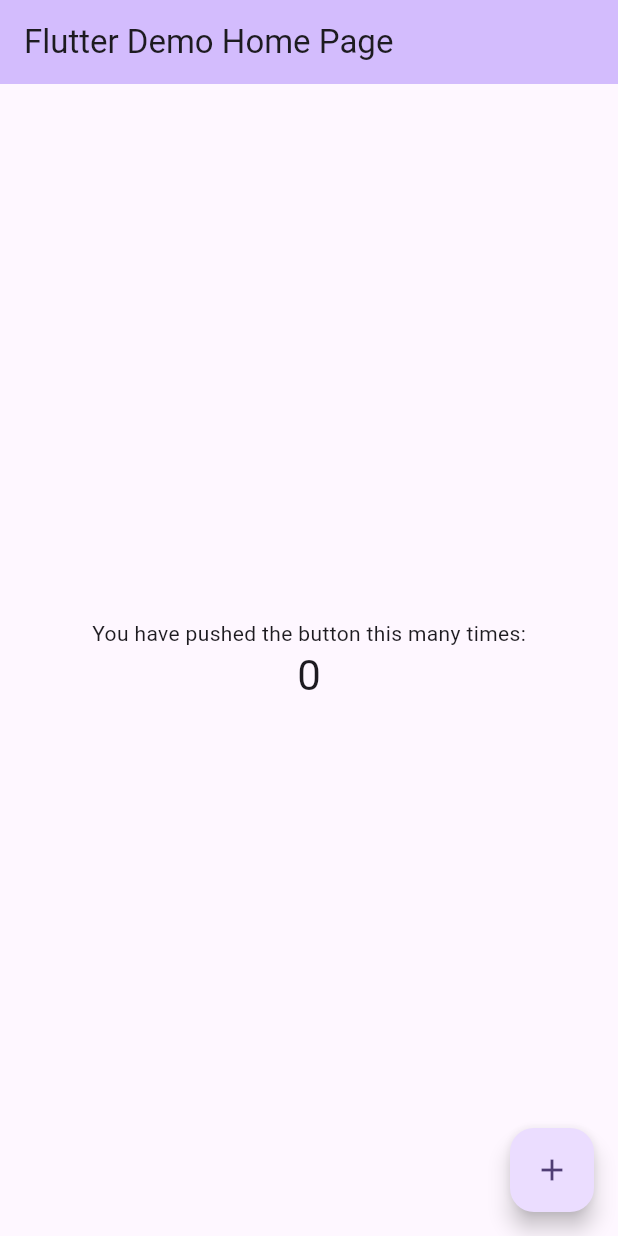
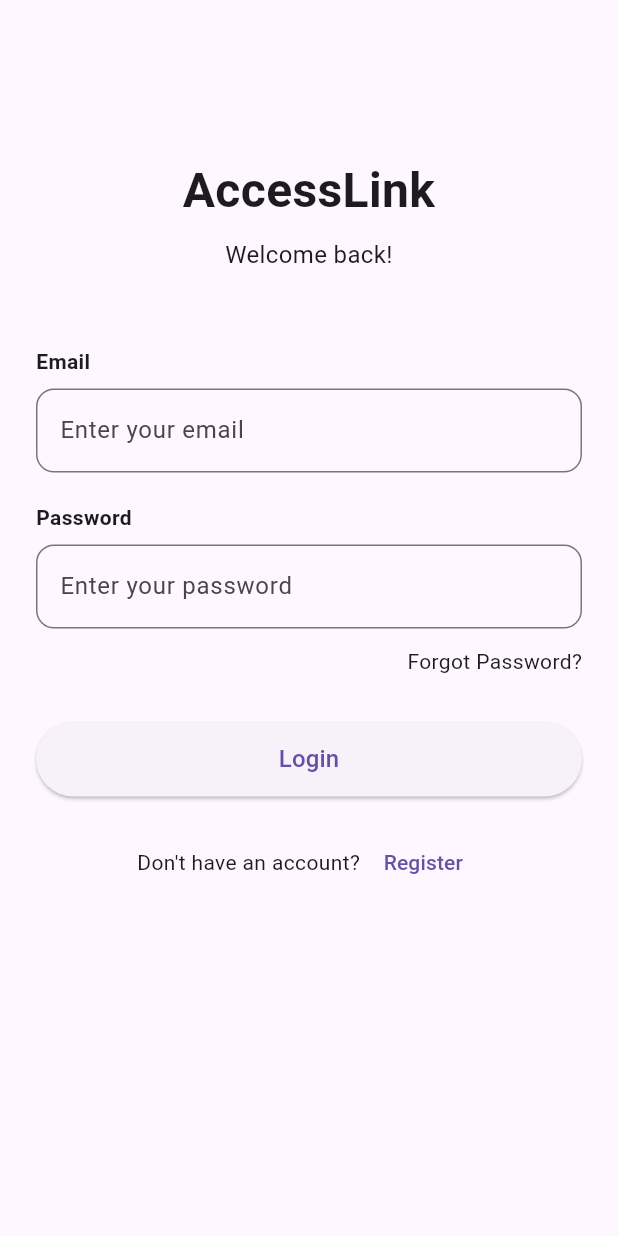
Before and after one commit to Senith001/AccessLink, a Flutter app: the screen it shows after launch, on a phone screen of 412 x 824 dp. Run offline on Flutter 3.47's test engine with Material 3 defaults, Android fonts, the phone set to English and light mode, and no system bars.

Commit message:
create basic user login screen

```diff
--- a/lib/main.dart
+++ b/lib/main.dart
@@ -1,122 +1,19 @@
 import 'package:flutter/material.dart';
+import 'screens/login_screen.dart';
 
 void main() {
-  runApp(const MyApp());
+  runApp(const AccessLinkApp());
 }
 
-class MyApp extends StatelessWidget {
-  const MyApp({super.key});
+class AccessLinkApp extends StatelessWidget {
+  const AccessLinkApp({super.key});
 
-  // This widget is the root of your application.
   @override
   Widget build(BuildContext context) {
     return MaterialApp(
-      title: 'Flutter Demo',
-      theme: ThemeData(
-        // This is the theme of your application.
-        //
-        // TRY THIS: Try running your application with "flutter run". You'll see
-        // the application has a purple toolbar. Then, without quitting the app,
-        // try changing the seedColor in the colorScheme below to Colors.green
-        // and then invoke "hot reload" (save your changes or press the "hot
-        // reload" button in a Flutter-supported IDE, or press "r" if you used
-        // the command line to start the app).
-        //
-        // Notice that the counter didn't reset back to zero; the application
-        // state is not lost during the reload. To reset the state, use hot
-        // restart instead.
-        //
-        // This works for code too, not just values: Most code changes can be
-        // tested with just a hot reload.
-        colorScheme: .fromSeed(seedColor: Colors.deepPurple),
-      ),
-      home: const MyHomePage(title: 'Flutter Demo Home Page'),
+      debugShowCheckedModeBanner: false,
+      title: 'AccessLink',
+      home: const LoginScreen(),
     );
   }
 }
-
-class MyHomePage extends StatefulWidget {
-  const MyHomePage({super.key, required this.title});
-
-  // This widget is the home page of your application. It is stateful, meaning
-  // that it has a State object (defined below) that contains fields that affect
-  // how it looks.
-
-  // This class is the configuration for the state. It holds the values (in this
-  // case the title) provided by the parent (in this case the App widget) and
-  // used by the build method of the State. Fields in a Widget subclass are
-  // always marked "final".
-
-  final String title;
-
-  @override
-  State<MyHomePage> createState() => _MyHomePageState();
-}
-
-class _MyHomePageState extends State<MyHomePage> {
-  int _counter = 0;
-
-  void _incrementCounter() {
-    setState(() {
-      // This call to setState tells the Flutter framework that something has
-      // changed in this State, which causes it to rerun the build method below
-      // so that the display can reflect the updated values. If we changed
-      // _counter without calling setState(), then the build method would not be
-      // called again, and so nothing would appear to happen.
-      _counter++;
-    });
-  }
-
-  @override
-  Widget build(BuildContext context) {
-    // This method is rerun every time setState is called, for instance as done
-    // by the _incrementCounter method above.
-    //
-    // The Flutter framework has been optimized to make rerunning build methods
-    // fast, so that you can just rebuild anything that needs updating rather
-    // than having to individually change instances of widgets.
-    return Scaffold(
-      appBar: AppBar(
-        // TRY THIS: Try changing the color here to a specific color (to
-        // Colors.amber, perhaps?) and trigger a hot reload to see the AppBar
-        // change color while the other colors stay the same.
-        backgroundColor: Theme.of(context).colorScheme.inversePrimary,
-        // Here we take the value from the MyHomePage object that was created by
-        // the App.build method, and use it to set our appbar title.
-        title: Text(widget.title),
-      ),
-      body: Center(
-        // Center is a layout widget. It takes a single child and positions it
-        // in the middle of the parent.
-        child: Column(
-          // Column is also a layout widget. It takes a list of children and
-          // arranges them vertically. By default, it sizes itself to fit its
-          // children horizontally, and tries to be as tall as its parent.
-          //
-          // Column has various properties to control how it sizes itself and
-          // how it positions its children. Here we use mainAxisAlignment to
-          // center the children vertically; the main axis here is the vertical
-          // axis because Columns are vertical (the cross axis would be
-          // horizontal).
-          //
-          // TRY THIS: Invoke "debug painting" (choose the "Toggle Debug Paint"
-          // action in the IDE, or press "p" in the console), to see the
-          // wireframe for each widget.
-          mainAxisAlignment: .center,
-          children: [
-            const Text('You have pushed the button this many times:'),
-            Text(
-              '$_counter',
-              style: Theme.of(context).textTheme.headlineMedium,
-            ),
-          ],
-        ),
-      ),
-      floatingActionButton: FloatingActionButton(
-        onPressed: _incrementCounter,
-        tooltip: 'Increment',
-        child: const Icon(Icons.add),
-      ),
-    );
-  }
-}
--- /dev/null
+++ b/lib/screens/login_screen.dart
@@ -0,0 +1,120 @@
+import 'package:flutter/material.dart';
+
+class LoginScreen extends StatelessWidget {
+  const LoginScreen({super.key});
+
+  @override
+  Widget build(BuildContext context) {
+    return Scaffold(
+      body: SafeArea(
+        child: Padding(
+          padding: const EdgeInsets.all(24.0),
+          child: Column(
+            crossAxisAlignment: CrossAxisAlignment.stretch,
+            children: [
+              const SizedBox(height: 80),
+
+              const Text(
+                'AccessLink',
+                textAlign: TextAlign.center,
+                style: TextStyle(
+                  fontSize: 32,
+                  fontWeight: FontWeight.bold,
+                ),
+              ),
+
+              const SizedBox(height: 8),
+
+              const Text(
+                'Welcome back!',
+                textAlign: TextAlign.center,
+                style: TextStyle(
+                  fontSize: 16,
+                ),
+              ),
+
+              const SizedBox(height: 50),
+
+              const Text(
+                'Email',
+                style: TextStyle(
+                  fontWeight: FontWeight.w600,
+                ),
+              ),
+
+              const SizedBox(height: 8),
+
+              TextField(
+                keyboardType: TextInputType.emailAddress,
+                decoration: InputDecoration(
+                  hintText: 'Enter your email',
+                  border: OutlineInputBorder(
+                    borderRadius: BorderRadius.circular(12),
+                  ),
+                ),
+              ),
+
+              const SizedBox(height: 20),
+
+              const Text(
+                'Password',
+                style: TextStyle(
+                  fontWeight: FontWeight.w600,
+                ),
+              ),
+
+              const SizedBox(height: 8),
+
+              TextField(
+                obscureText: true,
+                decoration: InputDecoration(
+                  hintText: 'Enter your password',
+                  border: OutlineInputBorder(
+                    borderRadius: BorderRadius.circular(12),
+                  ),
+                ),
+              ),
+
+              const SizedBox(height: 12),
+
+              const Align(
+                alignment: Alignment.centerRight,
+                child: Text(
+                  'Forgot Password?',
+                ),
+              ),
+
+              const SizedBox(height: 30),
+
+              SizedBox(
+                height: 50,
+                child: ElevatedButton(
+                  onPressed: () {},
+                  child: const Text(
+                    'Login',
+                    style: TextStyle(
+                      fontSize: 16,
+                    ),
+                  ),
+                ),
+              ),
+
+              const SizedBox(height: 20),
+
+              Row(
+                mainAxisAlignment: MainAxisAlignment.center,
+                children: [
+                  const Text("Don't have an account? "),
+                  TextButton(
+                    onPressed: () {},
+                    child: const Text('Register'),
+                  ),
+                ],
+              ),
+            ],
+          ),
+        ),
+      ),
+    );
+  }
+}
```
